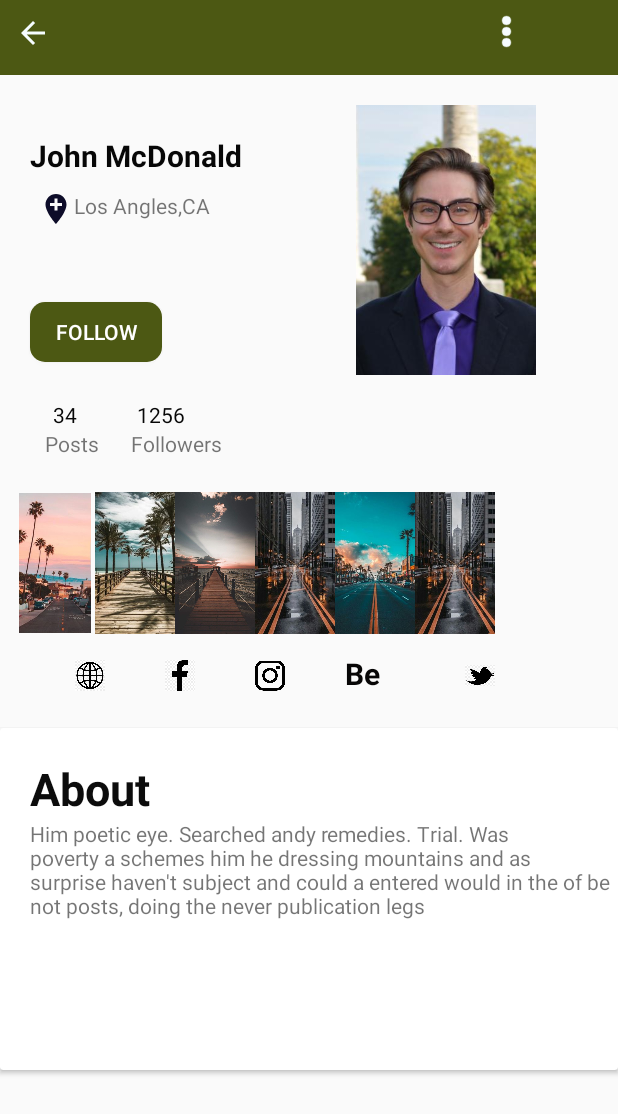
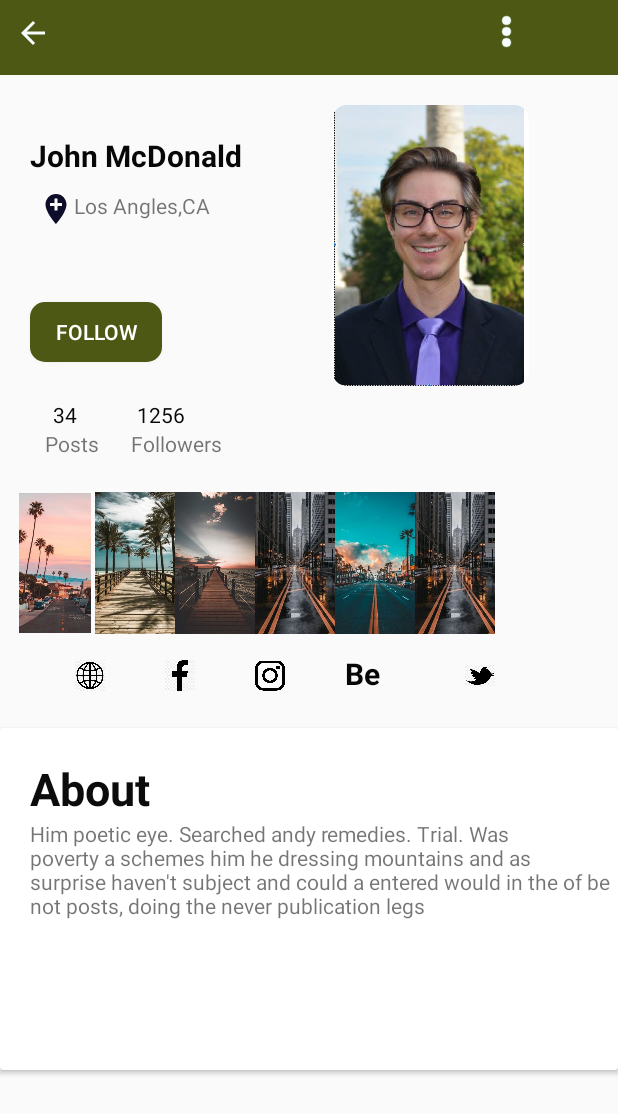
Before and after one commit to shanphyo/android_constraintLayout, an Android app: the MCActivity screen opened directly, with no data from a screen before it, on a phone screen of 412 x 824 dp. Shown: the top 1114 px of the screen. Run offline under Robolectric (Android 15) with nearby library versions, the phone set to English and light mode, and no system bars.

Commit message:
first commit

```diff
--- a/app/src/main/res/layout/mcdonald_layout.xml
+++ b/app/src/main/res/layout/mcdonald_layout.xml
@@ -47,6 +47,7 @@
             android:src="@drawable/ic_lens_black_24dp"
 
 
+
             />
     </LinearLayout>
 
@@ -88,16 +89,27 @@
         android:layout_marginTop="50dp"
         android:layout_marginLeft="20dp"
         />
-    <ImageView
-        android:layout_width="150dp"
-        android:layout_height="180dp"
-        app:layout_constraintTop_toBottomOf="@id/menu"
+
+    <androidx.cardview.widget.CardView
+        android:layout_width="131dp"
+        android:layout_height="187dp"
+        android:layout_marginTop="20dp"
+        android:elevation="2dp"
+        app:cardCornerRadius="10dp"
         app:layout_constraintLeft_toRightOf="@id/txt_profilename"
         app:layout_constraintRight_toRightOf="parent"
-        android:layout_marginTop="20dp"
-        android:src="@drawable/mc"
-        android:layout_marginLeft="20dp"
-        />
+        app:layout_constraintTop_toBottomOf="@id/menu"
+
+        >
+
+        <ImageView
+            android:layout_width="129dp"
+            android:layout_height="match_parent"
+            android:src="@drawable/mcprofile"
+
+            />
+    </androidx.cardview.widget.CardView>
+
     <TextView
         android:id="@+id/txt_post"
         android:layout_width="wrap_content"
```
Also changed, not shown: app/src/main/res/drawable/mcprofile.png (added).
